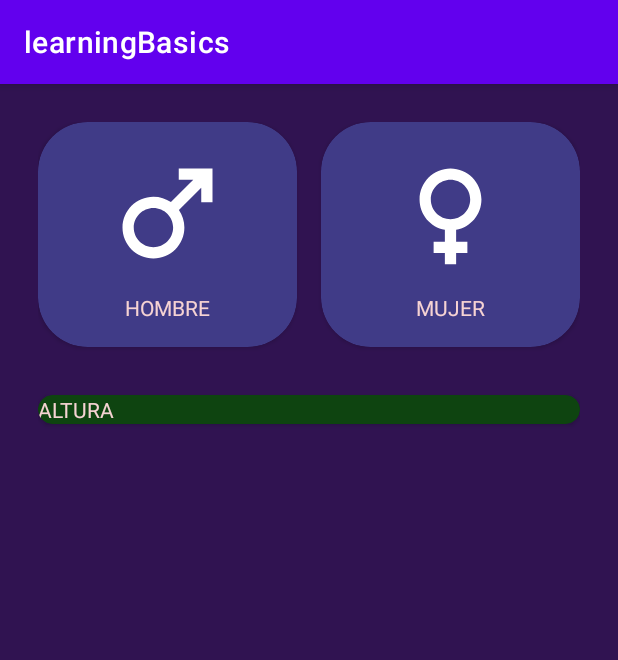
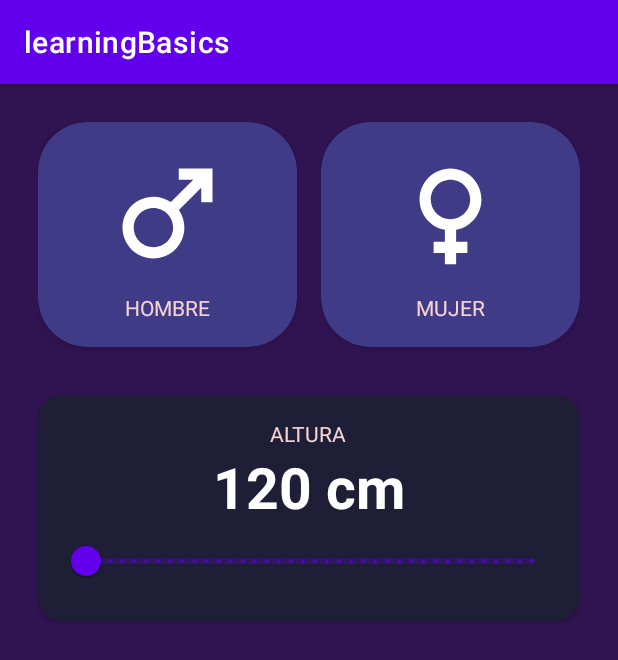
Before and after one commit to s4idl/learningBasicsKot, an Android app built with Jetpack Compose: the ImcCalculatorActivity screen opened directly, with no data from a screen before it, on a phone screen of 412 x 824 dp. Shown: the top 660 px of the screen. Run offline under Robolectric (Android 15) with nearby library versions, the phone set to English and light mode, and no system bars; 1 statement that could not run was skipped.

```diff
--- a/app/src/main/java/com/s4id/learningbasics/firstapp/FirstAppActivity.kt
+++ b/app/src/main/java/com/s4id/learningbasics/firstapp/FirstAppActivity.kt
@@ -1,5 +1,6 @@
 package com.s4id.learningbasics.firstapp
 
+import android.annotation.SuppressLint
 import android.content.Intent
 import android.os.Bundle
 import android.util.Log
@@ -13,6 +14,7 @@ import com.s4id.learningbasics.R
 import kotlin.math.log
 
 class FirstAppActivity : AppCompatActivity() {
+    @SuppressLint("SuspiciousIndentation")
     override fun onCreate(savedInstanceState: Bundle?) {
         super.onCreate(savedInstanceState)
         setContentView(R.layout.activity_first_app)
--- a/app/src/main/java/com/s4id/learningbasics/imccalculator/ImcCalculatorActivity.kt
+++ b/app/src/main/java/com/s4id/learningbasics/imccalculator/ImcCalculatorActivity.kt
@@ -1,12 +1,16 @@
 package com.s4id.learningbasics.imccalculator
 
+import android.icu.text.DecimalFormat
+import android.os.Build
 import android.os.Bundle
+import android.widget.TextView
 import androidx.activity.enableEdgeToEdge
 import androidx.appcompat.app.AppCompatActivity
 import androidx.cardview.widget.CardView
 import androidx.core.content.ContextCompat
 import androidx.core.view.ViewCompat
 import androidx.core.view.WindowInsetsCompat
+import com.google.android.material.slider.RangeSlider
 import com.s4id.learningbasics.R
 
 private var isMaleSelected:Boolean = true
@@ -14,6 +18,8 @@ private var isFemaleleSelected:Boolean = true
 
 private lateinit var viewMale:CardView
 private lateinit var viewFemale:CardView
+private lateinit var viewHeight:TextView
+private lateinit var rsHeight:RangeSlider
 
 class ImcCalculatorActivity : AppCompatActivity() {
     override fun onCreate(savedInstanceState: Bundle?) {
@@ -27,6 +33,8 @@ class ImcCalculatorActivity : AppCompatActivity() {
     private fun initComponents(){
         viewMale=findViewById(R.id.viewMale)
         viewFemale=findViewById(R.id.viewFemale)
+        viewHeight=findViewById(R.id.viewHeight)
+        rsHeight=findViewById(R.id.rsHeight)
     }
 
     private fun initListeners(){
@@ -37,6 +45,15 @@ class ImcCalculatorActivity : AppCompatActivity() {
         viewFemale.setOnClickListener {
             changeGender()
             setGenderColor()
+        }
+        rsHeight.addOnChangeListener{ _, value, _ ->
+            val df = if (Build.VERSION.SDK_INT >= Build.VERSION_CODES.N) {
+                DecimalFormat("#.##")
+            } else {
+                TODO("VERSION.SDK_INT < N")
+            }
+            val result = df.format(value)
+            viewHeight.text = "$result cm"
         }
     }
 
--- a/app/src/main/res/layout/activity_imc_calculator.xml
+++ b/app/src/main/res/layout/activity_imc_calculator.xml
@@ -88,32 +88,50 @@
     </androidx.cardview.widget.CardView>
 
     <androidx.cardview.widget.CardView
+        android:id="@+id/viewHeight"
         android:layout_width="0dp"
         android:layout_height="wrap_content"
         android:layout_marginTop="32dp"
-        app:cardBackgroundColor="@color/background_button"
+        app:cardBackgroundColor="@color/background_component"
+        app:cardCornerRadius="16dp"
+        app:layout_constraintEnd_toEndOf="parent"
         app:layout_constraintStart_toStartOf="parent"
-        app:layout_constraintEnd_toEndOf="parent"
-        app:layout_constraintTop_toBottomOf="@+id/viewMale"
-        app:cardCornerRadius="33dp">
+        app:layout_constraintTop_toBottomOf="@+id/viewMale">
 
         <androidx.appcompat.widget.LinearLayoutCompat
             android:layout_width="match_parent"
             android:layout_height="wrap_content"
-            android:gravity="center">
-
-        </androidx.appcompat.widget.LinearLayoutCompat>
+            android:layout_margin="16dp"
+            android:gravity="center"
+            android:orientation="vertical">
 
             <TextView
                 android:layout_width="wrap_content"
                 android:layout_height="wrap_content"
                 android:text="@string/height"
-            android:textColor="@color/tittle_text"
                 android:textAllCaps="true"
-            >
+                android:textColor="@color/tittle_text" />
 
-        </TextView>
+            <TextView
+                android:id="@+id/tvHeight"
+                android:layout_width="wrap_content"
+                android:layout_height="wrap_content"
+                android:text="120 cm"
+                android:textColor="@color/white"
+                android:textSize="38sp"
+                android:textStyle="bold" />
+
+            <com.google.android.material.slider.RangeSlider
+                android:id="@+id/rsHeight"
+                android:layout_width="match_parent"
+                android:layout_height="wrap_content"
+                android:stepSize="1"
+                android:valueFrom="120"
+                android:valueTo="200" />
+
+        </androidx.appcompat.widget.LinearLayoutCompat>
 
     </androidx.cardview.widget.CardView>
 
+
 </androidx.constraintlayout.widget.ConstraintLayout>
--- a/app/src/main/res/values/strings.xml
+++ b/app/src/main/res/values/strings.xml
@@ -3,4 +3,5 @@
     <string name="male">Hombre</string>
     <string name="female">Mujer</string>
     <string name="height">Altura</string>
+    <string name="title_activity_result" />
 </resources>
```
Lines whose indentation alone changed are shown as unchanged.
